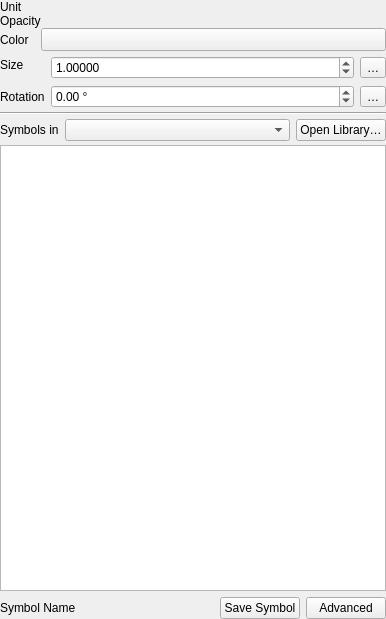
carsmie/QGIS, file src/ui/symbollayer/widget_symbolslist.ui: the form before one commit.
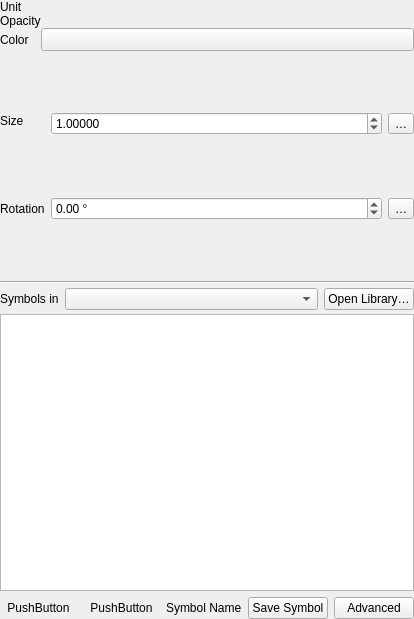
The form after the commit. The open tabs and pages were chosen to show the change. Icons and pictures are not drawn. Custom widgets are drawn as their Qt base class.

Commit message: [FEATURE] Add button to toggle between the icon view and a list view for symbols in symbol selector

Patch:
```diff
--- a/src/ui/symbollayer/widget_symbolslist.ui
+++ b/src/ui/symbollayer/widget_symbolslist.ui
@@ -36,43 +36,6 @@
      </property>
     </widget>
    </item>
-   <item row="3" column="0">
-    <widget class="QListView" name="viewSymbols">
-     <property name="sizePolicy">
-      <sizepolicy hsizetype="Expanding" vsizetype="Expanding">
-       <horstretch>0</horstretch>
-       <verstretch>2</verstretch>
-      </sizepolicy>
-     </property>
-     <property name="iconSize">
-      <size>
-       <width>77</width>
-       <height>70</height>
-      </size>
-     </property>
-     <property name="textElideMode">
-      <enum>Qt::ElideNone</enum>
-     </property>
-     <property name="flow">
-      <enum>QListView::LeftToRight</enum>
-     </property>
-     <property name="resizeMode">
-      <enum>QListView::Adjust</enum>
-     </property>
-     <property name="spacing">
-      <number>5</number>
-     </property>
-     <property name="viewMode">
-      <enum>QListView::IconMode</enum>
-     </property>
-     <property name="uniformItemSizes">
-      <bool>false</bool>
-     </property>
-     <property name="wordWrap">
-      <bool>true</bool>
-     </property>
-    </widget>
-   </item>
    <item row="2" column="0">
     <layout class="QHBoxLayout" name="horizontalLayout_3">
      <property name="spacing">
@@ -113,14 +76,139 @@
      </item>
     </layout>
    </item>
+   <item row="3" column="0">
+    <widget class="QStackedWidget" name="mSymbolViewStackedWidget">
+     <property name="currentIndex">
+      <number>1</number>
+     </property>
+     <widget class="QWidget" name="page">
+      <layout class="QVBoxLayout" name="verticalLayout_2">
+       <property name="leftMargin">
+        <number>0</number>
+       </property>
+       <property name="topMargin">
+        <number>0</number>
+       </property>
+       <property name="rightMargin">
+        <number>0</number>
+       </property>
+       <property name="bottomMargin">
+        <number>0</number>
+       </property>
+       <item>
+        <widget class="QListView" name="viewSymbols">
+         <property name="sizePolicy">
+          <sizepolicy hsizetype="Expanding" vsizetype="Expanding">
+           <horstretch>0</horstretch>
+           <verstretch>2</verstretch>
+          </sizepolicy>
+         </property>
+         <property name="iconSize">
+          <size>
+           <width>77</width>
+           <height>70</height>
+          </size>
+         </property>
+         <property name="textElideMode">
+          <enum>Qt::ElideNone</enum>
+         </property>
+         <property name="flow">
+          <enum>QListView::LeftToRight</enum>
+         </property>
+         <property name="resizeMode">
+          <enum>QListView::Adjust</enum>
+         </property>
+         <property name="spacing">
+          <number>5</number>
+         </property>
+         <property name="viewMode">
+          <enum>QListView::IconMode</enum>
+         </property>
+         <property name="uniformItemSizes">
+          <bool>false</bool>
+         </property>
+         <property name="wordWrap">
+          <bool>true</bool>
+         </property>
+        </widget>
+       </item>
+      </layout>
+     </widget>
+     <widget class="QWidget" name="page2">
+      <layout class="QVBoxLayout" name="verticalLayout_3">
+       <property name="leftMargin">
+        <number>0</number>
+       </property>
+       <property name="topMargin">
+        <number>0</number>
+       </property>
+       <property name="rightMargin">
+        <number>0</number>
+       </property>
+       <property name="bottomMargin">
+        <number>0</number>
+       </property>
+       <item>
+        <widget class="QTreeView" name="mSymbolTreeView"/>
+       </item>
+      </layout>
+     </widget>
+    </widget>
+   </item>
    <item row="4" column="0">
     <layout class="QHBoxLayout" name="horizontalLayout_4">
+     <property name="spacing">
+      <number>6</number>
+     </property>
      <property name="topMargin">
       <number>2</number>
      </property>
-     <property name="spacing">
-      <number>6</number>
-     </property>
+     <item>
+      <widget class="QToolButton" name="mButtonIconView">
+       <property name="toolTip">
+        <string>Icon View</string>
+       </property>
+       <property name="text">
+        <string>PushButton</string>
+       </property>
+       <property name="icon">
+        <iconset resource="../../../images/images.qrc">
+         <normaloff>:/images/themes/default/mActionFilterTableFields.svg</normaloff>:/images/themes/default/mActionFilterTableFields.svg</iconset>
+       </property>
+       <property name="checkable">
+        <bool>true</bool>
+       </property>
+       <property name="autoRaise">
+        <bool>true</bool>
+       </property>
+       <attribute name="buttonGroup">
+        <string notr="true">buttonGroup</string>
+       </attribute>
+      </widget>
+     </item>
+     <item>
+      <widget class="QToolButton" name="mButtonListView">
+       <property name="toolTip">
+        <string>List View</string>
+       </property>
+       <property name="text">
+        <string>PushButton</string>
+       </property>
+       <property name="icon">
+        <iconset resource="../../../images/images.qrc">
+         <normaloff>:/images/themes/default/mActionOpenTable.svg</normaloff>:/images/themes/default/mActionOpenTable.svg</iconset>
+       </property>
+       <property name="checkable">
+        <bool>true</bool>
+       </property>
+       <property name="autoRaise">
+        <bool>true</bool>
+       </property>
+       <attribute name="buttonGroup">
+        <string notr="true">buttonGroup</string>
+       </attribute>
+      </widget>
+     </item>
      <item>
       <widget class="QLabel" name="lblSymbolName">
        <property name="text">
```
Left out of the diff: 37 changed lines with no effect on the pictures. The commit also changes 1 other file.
